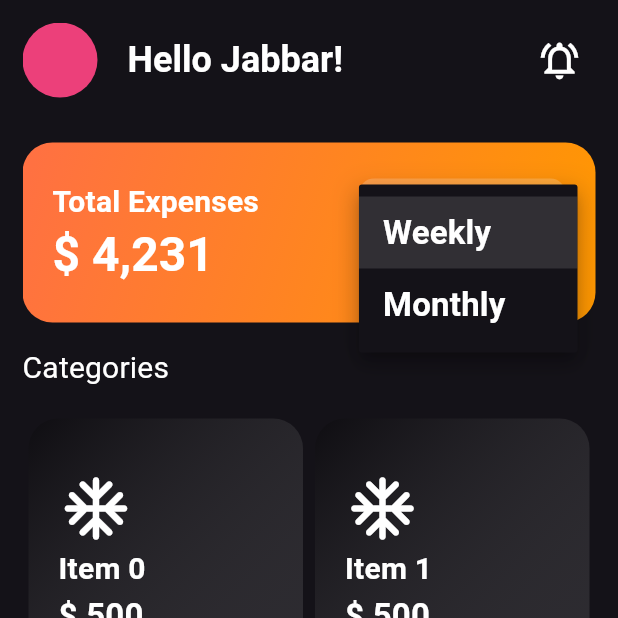
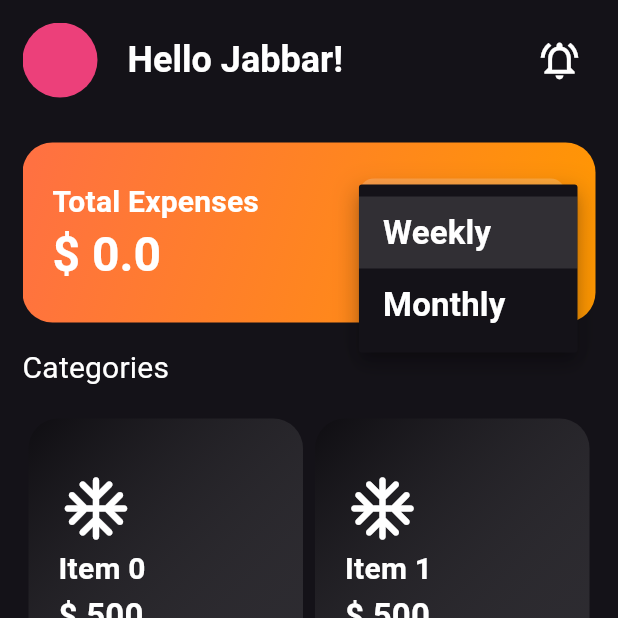
Before and after one commit to Js112001/expense_tracker_app, a Flutter app: the screen it shows after launch, after a tap on "Weekly", on a phone screen of 412 x 824 dp, the top half of it. Run offline on Flutter 3.47's test engine with Material 3 defaults, Android fonts, the phone set to English and light mode, and no system bars; our stand-ins replace get, sqflite; accounts and stored records are empty.

Commit message:
get expenses call on home page with its reactive variables

```diff
--- a/lib/modules/expense_management/domain/repository/expense_repository.dart
+++ b/lib/modules/expense_management/domain/repository/expense_repository.dart
@@ -2,7 +2,7 @@ import 'package:expense_tracker_app/modules/expense_management/domain/entities/e
 
 abstract class ExpenseRepository {
   Future<List<ExpenseEntity>> getExpenses();
-  Future<void> addExpense(ExpenseEntity expense);
-  Future<void> updateExpense(ExpenseEntity expense);
-  Future<void> deleteExpense(String expenseId);
+  Future<int> addExpense(ExpenseEntity expense);
+  Future<int> updateExpense(ExpenseEntity expense);
+  Future<int> deleteExpense(String expenseId);
 }
--- a/lib/modules/expense_management/domain/usecases/get_expenses.dart
+++ b/lib/modules/expense_management/domain/usecases/get_expenses.dart
@@ -3,7 +3,6 @@ import 'package:expense_tracker_app/modules/expense_management/domain/entities/e
 import 'package:expense_tracker_app/modules/expense_management/domain/repository/expense_repository.dart';
 
 class GetExpensesUseCase extends UseCase<List<ExpenseEntity>, void> {
-
   final ExpenseRepository _expenseRepository;
 
   GetExpensesUseCase(this._expenseRepository);
@@ -12,5 +11,4 @@ class GetExpensesUseCase extends UseCase<List<ExpenseEntity>, void> {
   Future<List<ExpenseEntity>> call({void params}) async {
     return await _expenseRepository.getExpenses();
   }
-
 }
--- a/lib/modules/expense_management/presentation/bindings/home_binding.dart
+++ b/lib/modules/expense_management/presentation/bindings/home_binding.dart
@@ -1,9 +1,15 @@
+import 'package:expense_tracker_app/modules/expense_management/data/data_sources/local/expense_data_source.dart';
+import 'package:expense_tracker_app/modules/expense_management/data/repository_impl/expense_repo_impl.dart';
+import 'package:expense_tracker_app/modules/expense_management/domain/usecases/get_expenses.dart';
+import 'package:expense_tracker_app/modules/expense_management/presentation/controllers/home_controller.dart';
 import 'package:get/get.dart';
 
 class HomeBinding extends Bindings {
   @override
   void dependencies() {
-    // TODO: implement dependencies
+    Get.lazyPut(() => ExpenseDataSource());
+    Get.lazyPut(() => ExpenseRepoImpl(Get.find<ExpenseDataSource>()));
+    Get.lazyPut(() => GetExpensesUseCase(Get.find<ExpenseRepoImpl>()));
+    Get.lazyPut(() => HomeController(Get.find<GetExpensesUseCase>()));
   }
-
 }
--- a/lib/modules/expense_management/presentation/controllers/home_controller.dart
+++ b/lib/modules/expense_management/presentation/controllers/home_controller.dart
@@ -1,5 +1,24 @@
+import 'package:expense_tracker_app/modules/expense_management/domain/entities/expense_entity.dart';
+import 'package:expense_tracker_app/modules/expense_management/domain/usecases/get_expenses.dart';
 import 'package:get/get.dart';
 
 class HomeController extends GetxController {
 
+  final GetExpensesUseCase _getExpensesUseCase;
+
+  HomeController(this._getExpensesUseCase);
+
+  List<ExpenseEntity> expenses = [];
+  final totalExpense = 0.0.obs;
+  var orderBy = 'Weekly'.obs;
+
+  @override
+  void onInit() async {
+    super.onInit();
+    expenses = await _getExpensesUseCase();
+    for (var expense in expenses) {
+      totalExpense.value += expense.amount;
+    }
+
+  }
 }
--- a/lib/modules/expense_management/presentation/widgets/expense_summary_card.dart
+++ b/lib/modules/expense_management/presentation/widgets/expense_summary_card.dart
@@ -1,6 +1,8 @@
+import 'package:expense_tracker_app/modules/expense_management/presentation/controllers/home_controller.dart';
 import 'package:flutter/material.dart';
+import 'package:get/get.dart';
 
-class ExpenseSummaryCard extends StatelessWidget {
+class ExpenseSummaryCard extends GetView<HomeController> {
   const ExpenseSummaryCard({super.key});
 
   @override
@@ -32,20 +34,16 @@ class ExpenseSummaryCard extends StatelessWidget {
                 children: [
                   Text(
                     'Total Expenses',
-                    style: Theme.of(context)
-                        .textTheme
-                        .titleMedium
-                        ?.copyWith(
+                    style: Theme.of(context).textTheme.titleMedium?.copyWith(
                           fontSize: 20,
                         ),
                   ),
-                  Text(
-                    '\$ 4,231',
-                    style: Theme.of(context)
-                        .textTheme
-                        .titleLarge
-                        ?.copyWith(
+                  Obx(
+                    () => Text(
+                      '\$ ${controller.totalExpense.value}',
+                      style: Theme.of(context).textTheme.titleLarge?.copyWith(
                             fontSize: 32,
+                          ),
                     ),
                   ),
                 ],
@@ -56,11 +54,14 @@ class ExpenseSummaryCard extends StatelessWidget {
                   color: Colors.white.withOpacity(0.2),
                 ),
                 child: Padding(
-                  padding: const EdgeInsets.symmetric(vertical: 12, horizontal: 16),
-                  child: DropdownButton<String>(
-                    value: 'Weekly',
+                  padding:
+                      const EdgeInsets.symmetric(vertical: 12, horizontal: 16),
+                  child: Obx(
+                    () => DropdownButton<String>(
+                      value: controller.orderBy.value,
                       onChanged: (String? newValue) {
-                      //
+                        controller.orderBy.value = newValue ?? 'Weekly';
+                        debugPrint('order:: ${controller.orderBy.value}');
                       },
                       items: <String>['Weekly', 'Monthly']
                           .map<DropdownMenuItem<String>>((String value) {
@@ -81,6 +82,7 @@ class ExpenseSummaryCard extends StatelessWidget {
                     ),
                   ),
                 ),
+              ),
             ],
           ),
         ),
--- a/lib/modules/expense_management/presentation/widgets/latest_expenses.dart
+++ b/lib/modules/expense_management/presentation/widgets/latest_expenses.dart
@@ -1,8 +1,9 @@
 import 'package:expense_tracker_app/core/routes/app_routes.dart';
+import 'package:expense_tracker_app/modules/expense_management/presentation/controllers/home_controller.dart';
 import 'package:flutter/material.dart';
-import 'package:get/route_manager.dart';
+import 'package:get/get.dart';
 
-class LatestEntries extends StatelessWidget {
+class LatestEntries extends GetView<HomeController> {
   const LatestEntries({super.key});
 
   @override
@@ -34,10 +35,11 @@ class LatestEntries extends StatelessWidget {
             ],
           ),
         ),
-        SizedBox(
+        controller.expenses.isNotEmpty
+            ? SizedBox(
                 height: MediaQuery.sizeOf(context).height / 3,
                 child: ListView.builder(
-            itemCount: 5,
+                  itemCount: controller.expenses.length,
                   itemBuilder: (context, index) {
                     return ListTile(
                       leading: const Icon(
@@ -62,6 +64,16 @@ class LatestEntries extends StatelessWidget {
                     );
                   },
                 ),
+              )
+            : Align(
+                alignment: Alignment.topLeft,
+                child: Text(
+                  'No Expenses Recorded Yet',
+                  style: Theme.of(context).textTheme.bodyLarge?.copyWith(
+                        fontSize: 20,
+                        fontWeight: FontWeight.bold,
+                      ),
+                ),
               ),
       ],
     );
```
Also changed, not shown: lib/modules/expense_management/data/data_sources/local/expense_data_source.dart (+6 -6 lines), lib/modules/expense_management/data/repository_impl/expense_repo_impl.dart (+6 -6 lines), lib/modules/expense_management/presentation/bindings/expense_binding.dart (+7 -0 lines), lib/modules/expense_management/presentation/controllers/expense_controller.dart (+12 -3 lines). Lines whose indentation alone changed are shown as unchanged.
